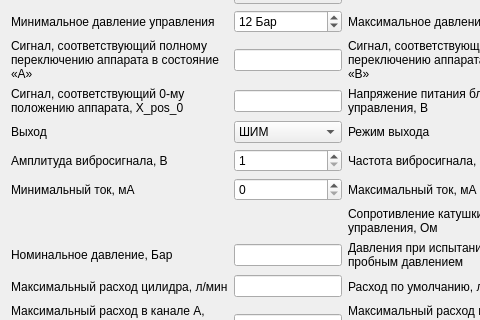
Before: the Qt Designer form servo_title_info.ui in firef0xff/SSHGS01, drawn with Qt 5; both pictures show x 0 to 480 and y 86 to 406 of the 724 by 581 pixel window.
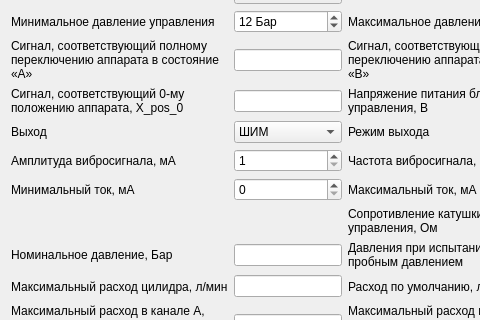
After: the same form once the commit is applied.

```diff
--- a/servo_title_info.ui
+++ b/servo_title_info.ui
@@ -690,7 +690,7 @@
      <item row="9" column="0">
       <widget class="QLabel" name="l_v_sig_ampl">
        <property name="text">
-        <string>Амплитуда вибросигнала, В</string>
+        <string>Амплитуда вибросигнала, мА</string>
        </property>
       </widget>
      </item>
```
